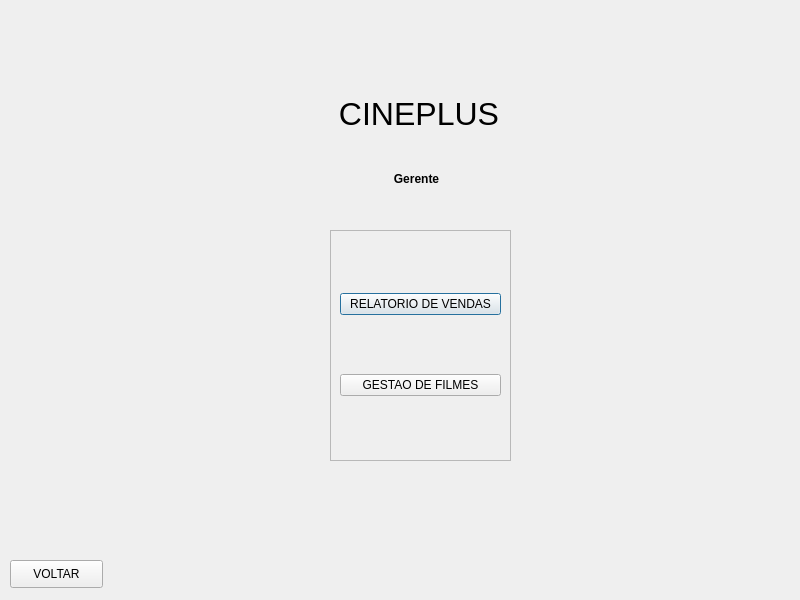
This is TELA_GERENCIAMENTO.ui in Josmateussilva0110/PROJETO_POO as Qt 5 draws it before an edit. The edited form follows.
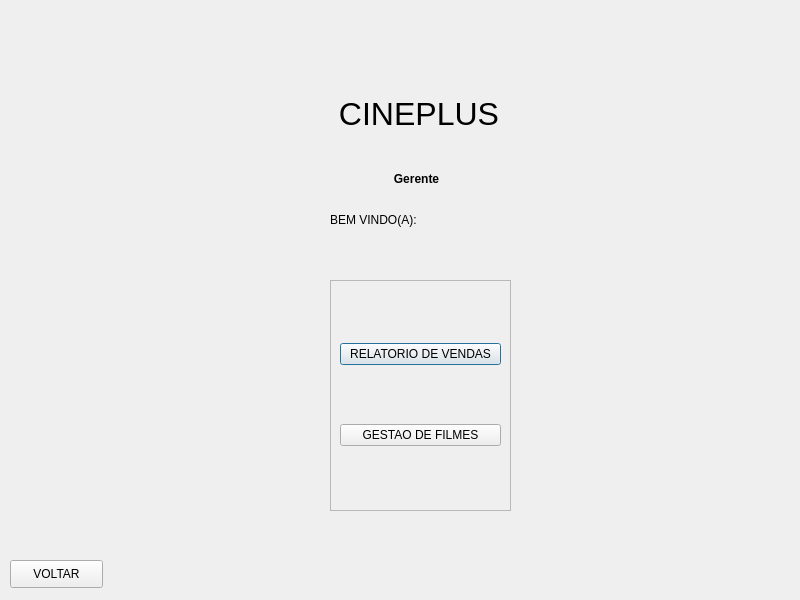
This is the edited form.

Patch:
```diff
--- a/TELA_GERENCIAMENTO.ui
+++ b/TELA_GERENCIAMENTO.ui
@@ -35,7 +35,7 @@
    <property name="geometry">
     <rect>
      <x>330</x>
-     <y>230</y>
+     <y>280</y>
      <width>181</width>
      <height>231</height>
     </rect>
@@ -102,6 +102,35 @@
     <string>&lt;html&gt;&lt;head/&gt;&lt;body&gt;&lt;p align=&quot;center&quot;&gt;&lt;span style=&quot; font-weight:600;&quot;&gt;Gerente&lt;/span&gt;&lt;/p&gt;&lt;/body&gt;&lt;/html&gt;</string>
    </property>
   </widget>
+  <widget class="QLabel" name="label_4">
+   <property name="enabled">
+    <bool>false</bool>
+   </property>
+   <property name="geometry">
+    <rect>
+     <x>420</x>
+     <y>210</y>
+     <width>151</width>
+     <height>21</height>
+    </rect>
+   </property>
+   <property name="text">
+    <string/>
+   </property>
+  </widget>
+  <widget class="QLabel" name="label_3">
+   <property name="geometry">
+    <rect>
+     <x>330</x>
+     <y>210</y>
+     <width>91</width>
+     <height>20</height>
+    </rect>
+   </property>
+   <property name="text">
+    <string>BEM VINDO(A): </string>
+   </property>
+  </widget>
  </widget>
  <resources/>
  <connections/>
```
